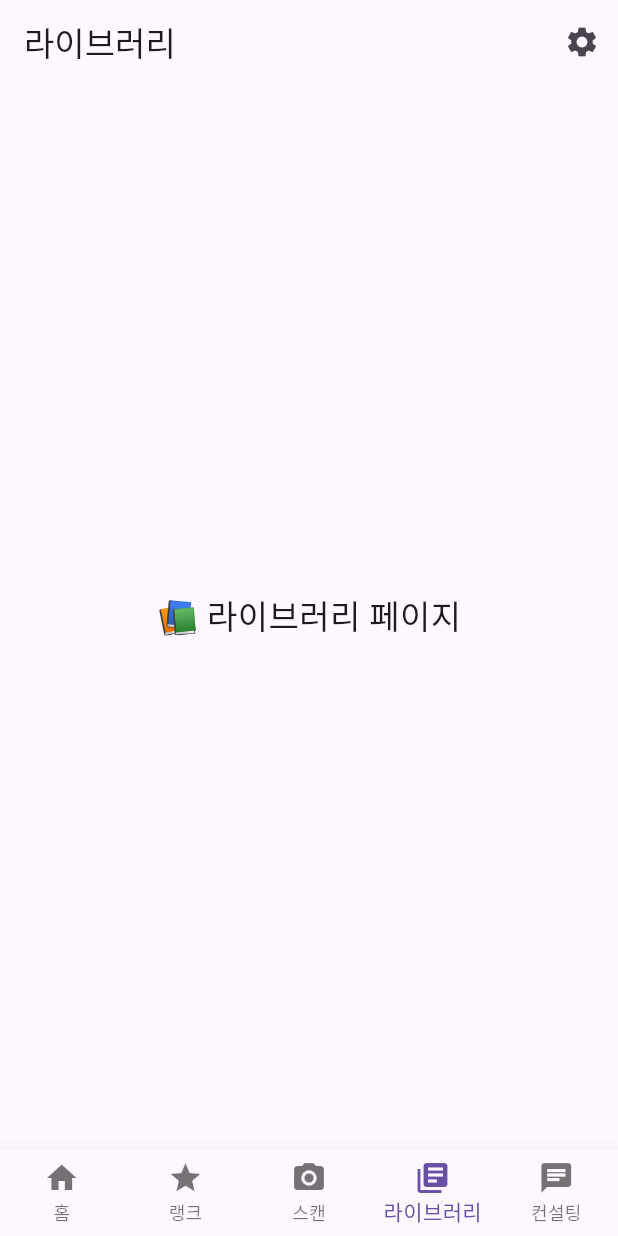
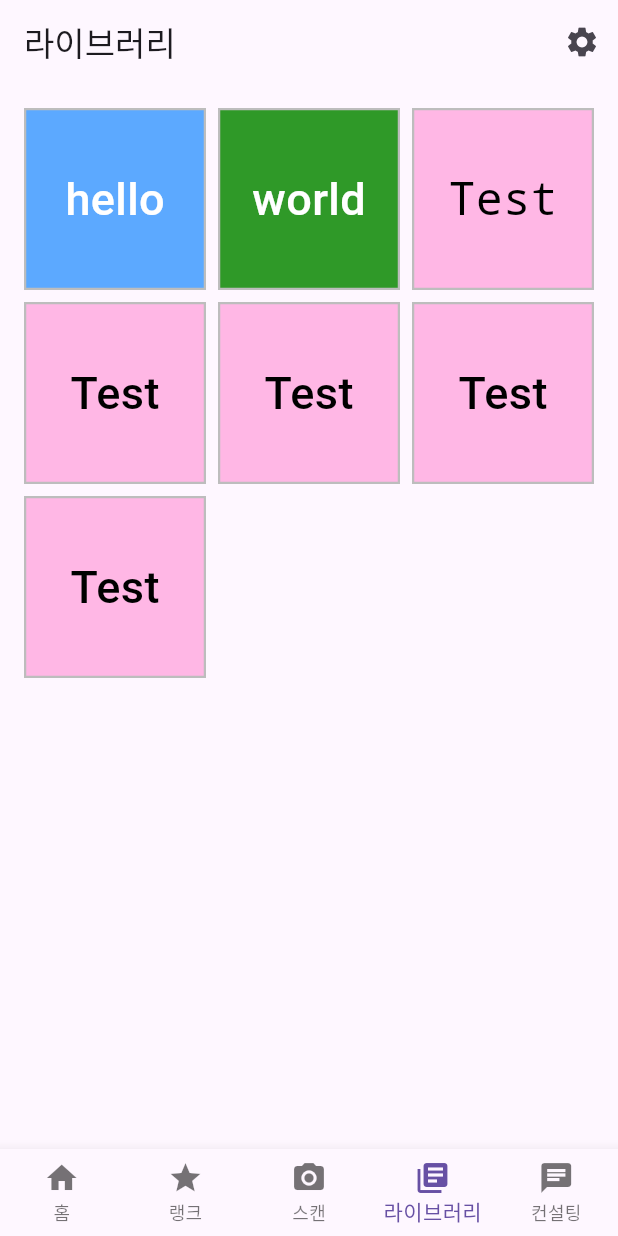
Before and after one commit to maesiltea007/MobileProgramming, a Flutter app: the screen it shows after launch, item 4 of the bottom bar chosen, on a phone screen of 412 x 824 dp. Run offline on Flutter 3.47's test engine with Material 3 defaults, Android fonts, the phone set to English and light mode, and no system bars; Roboto replaces fonts that are missing (Arial, Georgia).

Commit message:
feat: 라이브러리 페이지 만들었음

```diff
--- a/lib/screens/lji/library_page.dart
+++ b/lib/screens/lji/library_page.dart
@@ -1,14 +1,114 @@
 import 'package:flutter/material.dart';
+
+//더미데이터형식
+class SavedDesign {
+  final String text;
+  final String fontFamily;
+  final Color fontColor;
+  final Color backgroundColor;
+
+  const SavedDesign({
+    required this.text,
+    required this.fontFamily,
+    required this.fontColor,
+    required this.backgroundColor,
+  });
+}
+
+//더미데이터셋
+//폰트는 야믈 파일에 다 지정해줘야 함!!
+List<SavedDesign> get _designs => const [
+  SavedDesign(
+    text: 'hello',
+    fontFamily: 'Arial',
+    fontColor: Colors.white,
+    backgroundColor: Color(0xFF5CA9FF),
+  ),
+  SavedDesign(
+    text: 'world',
+    fontFamily: 'Georgia',
+    fontColor: Colors.white,
+    backgroundColor: Color(0xFF2F9928),
+  ),
+  SavedDesign(
+    text: 'Test',
+    fontFamily: 'Courier New',
+    fontColor: Colors.black,
+    backgroundColor: Color(0xFFFFB7E5),
+  ),
+  SavedDesign(
+    text: 'Test',
+    fontFamily: 'Arial',
+    fontColor: Colors.black,
+    backgroundColor: Color(0xFFFFB7E5),
+  ),
+  SavedDesign(
+    text: 'Test',
+    fontFamily: 'Arial',
+    fontColor: Colors.black,
+    backgroundColor: Color(0xFFFFB7E5),
+  ),
+  SavedDesign(
+    text: 'Test',
+    fontFamily: 'Arial',
+    fontColor: Colors.black,
+    backgroundColor: Color(0xFFFFB7E5),
+  ),
+  SavedDesign(
+    text: 'Test',
+    fontFamily: 'Arial',
+    fontColor: Colors.black,
+    backgroundColor: Color(0xFFFFB7E5),
+  ),
+];
+
+//디자인카드 위젯
+class DesignCard extends StatelessWidget {
+  final SavedDesign design;
+  const DesignCard({super.key, required this.design});
+
+  @override
+  Widget build(BuildContext context) {
+    return Container(
+      decoration: BoxDecoration(
+        color: design.backgroundColor,
+        border: Border.all(color: Colors.grey.shade400, width: 1.5),
+      ),
+      child: Center(
+        child: Text(
+          design.text,
+          style: TextStyle(
+            fontFamily: design.fontFamily,
+            color: design.fontColor,
+            fontWeight: FontWeight.w500,
+            fontSize: 30
+          ),
+        ),
+      ),
+    );
+  }
+}
 
 class LibraryPage extends StatelessWidget {
   const LibraryPage({super.key});
 
   @override
   Widget build(BuildContext context) {
-    return const Center(
-      child: Text(
-        '📚 라이브러리 페이지',
-        style: TextStyle(fontSize: 22),
+    final designs = _designs; // 더미데이터 가져오기
+
+    return Padding(
+      padding: const EdgeInsets.all(16.0),
+      child: GridView.builder(
+        gridDelegate: const SliverGridDelegateWithFixedCrossAxisCount(
+          crossAxisCount: 3,
+          mainAxisSpacing: 8,
+          crossAxisSpacing: 8,
+          childAspectRatio: 1,
+        ),
+        itemCount: designs.length,   // 저장된 디자인 개수
+        itemBuilder: (context, index) {
+          return DesignCard(design: designs[index]);
+        },
       ),
     );
   }
```
